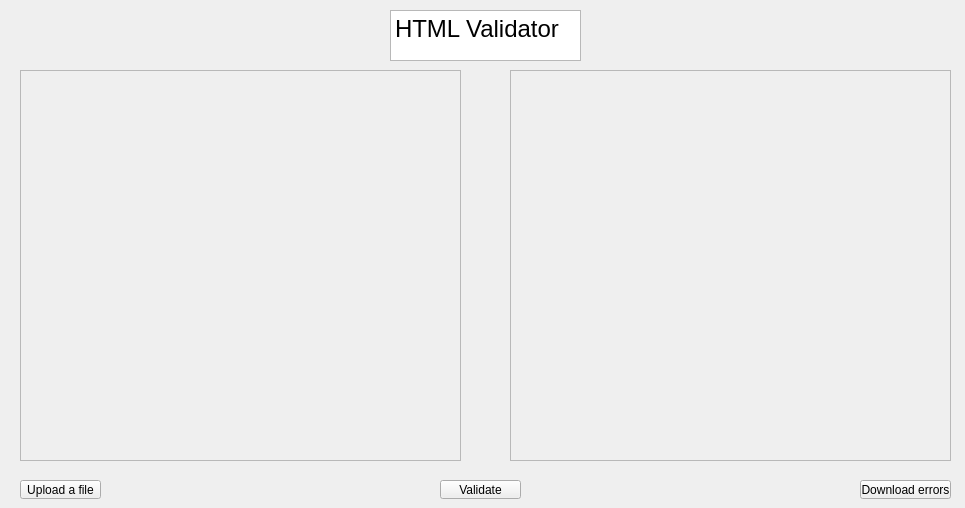
Above: utitled.ui from U88478/validator before the change. Below: the same form after it.
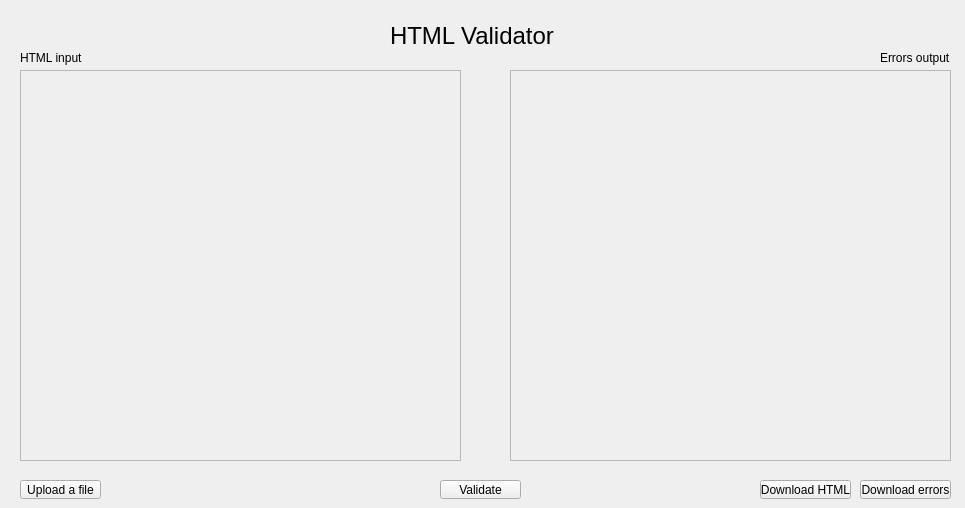
That is the form after the change.

```diff
--- a/utitled.ui
+++ b/utitled.ui
@@ -14,23 +14,6 @@
    <string>MainWindow</string>
   </property>
   <widget class="QWidget" name="centralwidget">
-   <widget class="QTextBrowser" name="textBrowser">
-    <property name="geometry">
-     <rect>
-      <x>390</x>
-      <y>10</y>
-      <width>191</width>
-      <height>51</height>
-     </rect>
-    </property>
-    <property name="html">
-     <string>&lt;!DOCTYPE HTML PUBLIC &quot;-//W3C//DTD HTML 4.0//EN&quot; &quot;http://www.w3.org/TR/REC-html40/strict.dtd&quot;&gt;
-&lt;html&gt;&lt;head&gt;&lt;meta name=&quot;qrichtext&quot; content=&quot;1&quot; /&gt;&lt;style type=&quot;text/css&quot;&gt;
-p, li { white-space: pre-wrap; }
-&lt;/style&gt;&lt;/head&gt;&lt;body style=&quot; font-family:'MS Shell Dlg 2'; font-size:8.25pt; font-weight:400; font-style:normal;&quot;&gt;
-&lt;p style=&quot; margin-top:0px; margin-bottom:0px; margin-left:0px; margin-right:0px; -qt-block-indent:0; text-indent:0px;&quot;&gt;&lt;span style=&quot; font-size:18pt;&quot;&gt;HTML Validator&lt;/span&gt;&lt;/p&gt;&lt;/body&gt;&lt;/html&gt;</string>
-    </property>
-   </widget>
    <widget class="QToolButton" name="toolButton">
     <property name="geometry">
      <rect>
@@ -119,6 +102,63 @@
      <string>Validate</string>
     </property>
    </widget>
+   <widget class="QToolButton" name="toolButton_4">
+    <property name="geometry">
+     <rect>
+      <x>760</x>
+      <y>480</y>
+      <width>91</width>
+      <height>19</height>
+     </rect>
+    </property>
+    <property name="text">
+     <string>Download HTML</string>
+    </property>
+   </widget>
+   <widget class="QLabel" name="label">
+    <property name="geometry">
+     <rect>
+      <x>390</x>
+      <y>10</y>
+      <width>191</width>
+      <height>51</height>
+     </rect>
+    </property>
+    <property name="font">
+     <font>
+      <pointsize>18</pointsize>
+     </font>
+    </property>
+    <property name="text">
+     <string>HTML Validator</string>
+    </property>
+   </widget>
+   <widget class="QLabel" name="label_2">
+    <property name="geometry">
+     <rect>
+      <x>20</x>
+      <y>50</y>
+      <width>71</width>
+      <height>16</height>
+     </rect>
+    </property>
+    <property name="text">
+     <string>HTML input</string>
+    </property>
+   </widget>
+   <widget class="QLabel" name="label_3">
+    <property name="geometry">
+     <rect>
+      <x>880</x>
+      <y>50</y>
+      <width>71</width>
+      <height>16</height>
+     </rect>
+    </property>
+    <property name="text">
+     <string>Errors output</string>
+    </property>
+   </widget>
   </widget>
  </widget>
  <resources/>
```
